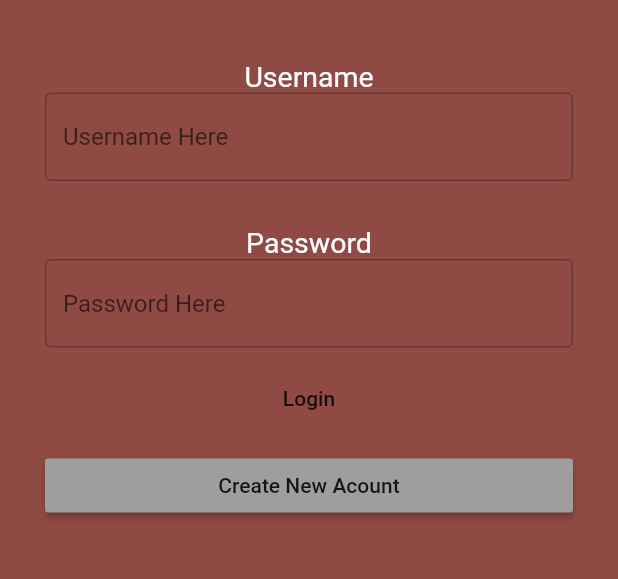
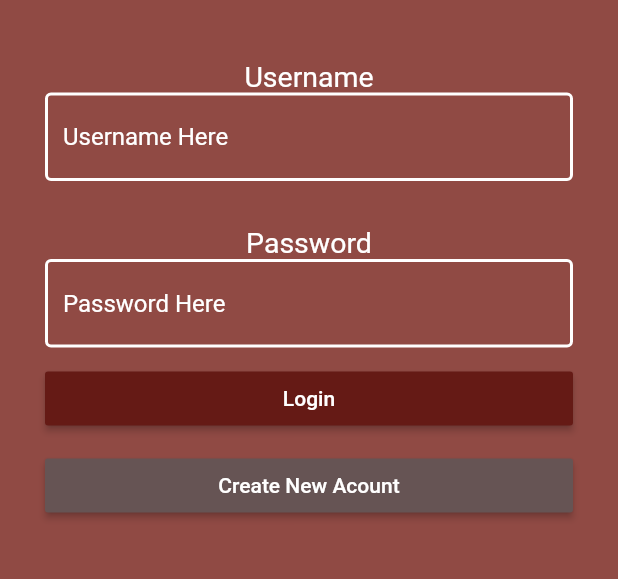
Before and after one commit to Oscarrr00/CharacterKeeper, a Flutter app: the screen it shows after launch, on a phone screen of 412 x 824 dp, the part 443-1022 px from its top. Run offline on Flutter 3.47's test engine with Material 2 defaults, Android fonts, the light colour scheme and no system bars.

Commit message:
Cambios en los colores de la home_page y arreglos

```diff
--- a/character_keeper/lib/items/input_text.dart
+++ b/character_keeper/lib/items/input_text.dart
@@ -9,7 +9,8 @@ class InputText extends StatelessWidget {
     Key? key,
     required this.label,
     required this.hintText,
-    required this.controller, required this.color,
+    required this.controller,
+    required this.color,
   }) : super(key: key);
 
   @override
@@ -20,11 +21,17 @@ class InputText extends StatelessWidget {
         children: [
           Text("${label}", style: TextStyle(fontSize: 19, color: color)),
           TextField(
+              style: TextStyle(color: color),
               controller: controller,
               decoration: InputDecoration(
-                border: OutlineInputBorder(),
-                hintText: "${hintText}",
-              )),
+                  enabledBorder: OutlineInputBorder(
+                    borderSide: BorderSide(width: 2, color: color),
+                  ),
+                  hintText: "${hintText}",
+                  hintStyle: TextStyle(color: color),
+                  focusedBorder: OutlineInputBorder(
+                    borderSide: BorderSide(width: 2, color: color),
+                  ))),
         ],
       ),
     );
--- a/character_keeper/lib/pages/home_page.dart
+++ b/character_keeper/lib/pages/home_page.dart
@@ -19,7 +19,10 @@ class HomePage extends StatelessWidget {
             mainAxisAlignment: MainAxisAlignment.center,
             children: [
               Text("D&D Character Keeper",
-              style: TextStyle(fontSize: 49, fontWeight: FontWeight.bold, color: Colors.white),
+                  style: TextStyle(
+                      fontSize: 49,
+                      fontWeight: FontWeight.bold,
+                      color: Colors.white),
                   textAlign: TextAlign.center),
               SizedBox(height: 10),
               InputText(
@@ -46,7 +49,9 @@ class HomePage extends StatelessWidget {
                             ),
                           );
                         },
-                    child: Text("Login"),
+                        color: Color.fromARGB(255, 101, 26, 21),
+                        child: Text("Login",
+                            style: TextStyle(color: Colors.white)),
                       ),
                     ),
                   ],
@@ -66,8 +71,9 @@ class HomePage extends StatelessWidget {
                             ),
                           );
                         },
-                    child: Text("Create New Acount"),
-                    color: Colors.grey,
+                        child: Text("Create New Acount",
+                            style: TextStyle(color: Colors.white)),
+                        color: Color.fromARGB(255, 102, 84, 84),
                       ),
                     ),
                   ],
--- a/character_keeper/lib/pages/new_acount.dart
+++ b/character_keeper/lib/pages/new_acount.dart
@@ -21,11 +21,13 @@ class NewAcount extends StatelessWidget {
             InputText(
                 label: "Choose a username",
                 hintText: "New username",
-                controller: newUsernameController),
+                controller: newUsernameController,
+                color: Colors.black),
             InputText(
                 label: "Enter an email",
                 hintText: "email@email.com",
-                controller: emailController),
+                controller: emailController,
+                color: Colors.black),
             SizedBox(height: 80),
             Text("Choose a password", style: TextStyle(fontSize: 19)),
             Text("It must be at least 8 characters long",
@@ -33,11 +35,13 @@ class NewAcount extends StatelessWidget {
             InputText(
                 label: "",
                 hintText: "New password",
-                controller: newPasswordController),
+                controller: newPasswordController,
+                color: Colors.black),
             InputText(
                 label: "",
                 hintText: "Confirm new password",
-                controller: confirmPasswordController),
+                controller: confirmPasswordController,
+                color: Colors.black),
             SizedBox(height: 60),
             MaterialButton(
                 onPressed: () {
```
Lines whose indentation alone changed are shown as unchanged.
